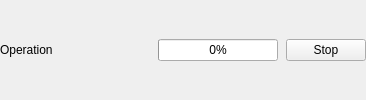
First picture: the form in src/dtflow/ui/forms/activity_progress_row.ui, repository djebaz/dtflow, before the edit.
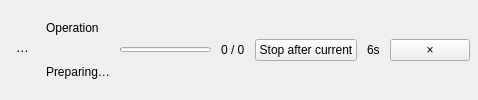
Second picture: the form after the edit.

Commit message: Unified bottom feedback overlay

```diff
--- a/src/dtflow/ui/forms/activity_progress_row.ui
+++ b/src/dtflow/ui/forms/activity_progress_row.ui
@@ -3,12 +3,19 @@
  <class>ActivityProgressRow</class>
  <widget class="QWidget" name="activityProgressRow">
   <layout class="QHBoxLayout" name="activityRowLayout">
-   <property name="leftMargin"><number>0</number></property><property name="topMargin"><number>0</number></property>
-   <property name="rightMargin"><number>0</number></property><property name="bottomMargin"><number>0</number></property>
-   <property name="spacing"><number>8</number></property>
-   <item><widget class="QLabel" name="activityLabel"><property name="minimumSize"><size><width>150</width><height>0</height></size></property><property name="text"><string>Operation</string></property></widget></item>
-   <item><widget class="QProgressBar" name="activityProgress"><property name="minimumSize"><size><width>120</width><height>0</height></size></property><property name="value"><number>0</number></property></widget></item>
-   <item><widget class="QPushButton" name="activityStopButton"><property name="text"><string>Stop</string></property></widget></item>
+   <property name="leftMargin"><number>8</number></property><property name="topMargin"><number>7</number></property>
+   <property name="rightMargin"><number>8</number></property><property name="bottomMargin"><number>7</number></property>
+   <property name="spacing"><number>10</number></property>
+   <item><widget class="QLabel" name="activitySymbol"><property name="minimumSize"><size><width>28</width><height>28</height></size></property><property name="maximumSize"><size><width>28</width><height>28</height></size></property><property name="alignment"><set>Qt::AlignCenter</set></property><property name="text"><string>⋯</string></property></widget></item>
+   <item><layout class="QVBoxLayout" name="activityCopyLayout"><property name="spacing"><number>2</number></property>
+    <item><widget class="QLabel" name="activityLabel"><property name="text"><string>Operation</string></property><property name="wordWrap"><bool>true</bool></property></widget></item>
+    <item><widget class="QLabel" name="activityDetail"><property name="text"><string>Preparing…</string></property><property name="wordWrap"><bool>true</bool></property><property name="textInteractionFlags"><set>Qt::TextSelectableByMouse</set></property></widget></item>
+   </layout></item>
+   <item><widget class="QProgressBar" name="activityProgress"><property name="minimumSize"><size><width>90</width><height>5</height></size></property><property name="maximumSize"><size><width>230</width><height>5</height></size></property><property name="textVisible"><bool>false</bool></property><property name="value"><number>0</number></property></widget></item>
+   <item><widget class="QLabel" name="activityCount"><property name="text"><string>0 / 0</string></property></widget></item>
+   <item><widget class="QPushButton" name="activityStopButton"><property name="text"><string>Stop after current</string></property></widget></item>
+   <item><widget class="QLabel" name="activityLifetime"><property name="text"><string>6s</string></property></widget></item>
+   <item><widget class="QPushButton" name="activityDismissButton"><property name="text"><string>×</string></property><property name="accessibleName"><string>Dismiss result</string></property><property name="toolTip"><string>Dismiss result</string></property></widget></item>
   </layout>
  </widget>
  <resources/><connections/>
```
The commit also changes 19 other files.
